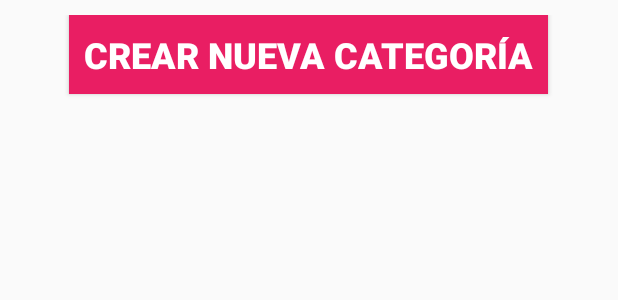
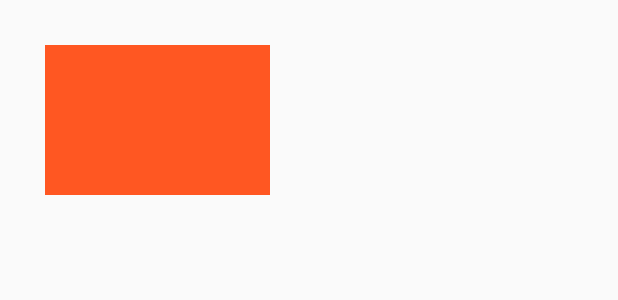
Before and after one commit to isagonrod/inventario, an Android app: the layout activity_main.xml on its own in the app's theme, with its tools: preview values and no code run, on a phone screen of 412 x 824 dp. Shown: the top 300 px of the screen. Run offline under Robolectric (Android 15) with nearby library versions, the phone set to English and light mode, and no system bars.

Commit message:
[#8] - Creación de botones en la pantalla principal con las categorías - TODO:    - Retocar la plantilla del botón    - Darle funcionalidad (para que vaya a la lista de productos, según la categoría que se esté pulsando)

```diff
--- a/app/src/main/java/isamix/inventario/ListaProductoActivity.java
+++ b/app/src/main/java/isamix/inventario/ListaProductoActivity.java
@@ -45,7 +45,7 @@ public class ListaProductoActivity extends AppCompatActivity implements SearchVi
 
         DbProductos dbProductos = new DbProductos(ListaProductoActivity.this);
 
-        listaArrayProductos = dbProductos.mostrarProductosPorCategoria(getCategoria());
+        listaArrayProductos = dbProductos.mostrarProductos();
 
         adapter = new ListaProductoAdapter(listaArrayProductos);
         listaProductos.setAdapter(adapter);
--- a/app/src/main/java/isamix/inventario/VerProductoActivity.java
+++ b/app/src/main/java/isamix/inventario/VerProductoActivity.java
@@ -13,7 +13,7 @@ import isamix.inventario.entity.Producto;
 
 public class VerProductoActivity extends AppCompatActivity {
 
-    TextView txtNombre, txtCantidad, txtPrecio, txtTienda;
+    TextView txtNombre, txtCantidad, txtPrecio, txtTienda, txtCategoria;
     Button btnGuardar, fabEditar, fabEliminar;
     Producto producto;
     int id = 0;
@@ -27,6 +27,7 @@ public class VerProductoActivity extends AppCompatActivity {
         txtCantidad = findViewById(R.id.txtCantidad);
         txtPrecio = findViewById(R.id.txtPrecio);
         txtTienda = findViewById(R.id.txtTienda);
+        txtCategoria = findViewById(R.id.txtCategoria);
 
         btnGuardar = findViewById(R.id.btnGuardar);
         btnGuardar.setVisibility(View.INVISIBLE);
@@ -54,6 +55,7 @@ public class VerProductoActivity extends AppCompatActivity {
             txtCantidad.setText(producto.getCantidad());
             txtPrecio.setText(producto.getPrecio());
             txtTienda.setText(producto.getTienda());
+            txtCategoria.setText(producto.getCategoria());
 
             btnGuardar.setVisibility(View.INVISIBLE);
 
--- a/app/src/main/java/isamix/inventario/db/DbCategoria.java
+++ b/app/src/main/java/isamix/inventario/db/DbCategoria.java
@@ -37,7 +37,6 @@ public class DbCategoria extends DbHelper {
                 categoria = new Categoria();
                 categoria.setId(cursorCategoria.getInt(0));
                 categoria.setNombre(cursorCategoria.getString(1));
-                categoria.setIcono(cursorCategoria.getInt(2));
                 listaCategorias.add(categoria);
             } while (cursorCategoria.moveToNext());
         }
@@ -59,12 +58,11 @@ public class DbCategoria extends DbHelper {
         return id;
     }
 
-    public boolean editarCategoria(int id, String nombre, int icono) {
+    public boolean editarCategoria(int id, String nombre) {
         boolean correcto;
 
         ContentValues values = new ContentValues();
         values.put("nombre", nombre);
-        values.put("icono", icono);
 
         try {
             db.update(TABLE_CATEGORIA, values, "id = " + id, null);
@@ -87,7 +85,6 @@ public class DbCategoria extends DbHelper {
             categoria = new Categoria();
             categoria.setId(cursorCategoria.getInt(0));
             categoria.setNombre(cursorCategoria.getString(1));
-            categoria.setIcono(cursorCategoria.getInt(2));
         }
 
         cursorCategoria.close();
@@ -104,7 +101,6 @@ public class DbCategoria extends DbHelper {
             categoria = new Categoria();
             categoria.setId(cursor.getInt(0));
             categoria.setNombre(cursor.getString(1));
-            categoria.setIcono(cursor.getInt(2));
         }
 
         cursor.close();
--- a/app/src/main/java/isamix/inventario/db/DbProductos.java
+++ b/app/src/main/java/isamix/inventario/db/DbProductos.java
@@ -23,7 +23,7 @@ public class DbProductos extends DbHelper {
         this.db = dbHelper.getWritableDatabase();
     }
 
-    public long insertarProducto(String nombre, String cantidad, String precio, String tienda, int paraComprar) {
+    public long insertarProducto(String nombre, String cantidad, String precio, String tienda, String categoria, int paraComprar) {
 
         long id = 0;
 
@@ -33,6 +33,7 @@ public class DbProductos extends DbHelper {
             values.put("cantidad", cantidad);
             values.put("precio", precio);
             values.put("tienda", tienda);
+            values.put("categoria", categoria);
             values.put("paraComprar", paraComprar);
 
             id = db.insert(TABLE_PRODUCTO, null, values);
--- a/app/src/main/res/layout/activity_main.xml
+++ b/app/src/main/res/layout/activity_main.xml
@@ -10,61 +10,10 @@
     android:orientation="vertical"
     tools:context=".MainActivity">
 
-    <Button
-        android:id="@+id/btnNuevaCategoria"
-        android:layout_width="wrap_content"
+    <android.support.v7.widget.RecyclerView
+        android:id="@+id/listaCategorias"
+        android:layout_width="match_parent"
         android:layout_height="wrap_content"
-        android:layout_gravity="center"
-        android:background="@color/pink"
-        android:padding="10dp"
-        android:text="@string/btn_nueva_categoria"
-        android:textColor="@color/white"
-        android:textSize="24sp"
-        android:textStyle="bold"
-        android:onClick="crearNuevaCategoria"/>
-
-    <!--    <LinearLayout-->
-    <!--        android:layout_width="match_parent"-->
-    <!--        android:layout_height="match_parent"-->
-    <!--        android:orientation="vertical"-->
-    <!--        android:weightSum="3">-->
-
-    <!--        <Button-->
-    <!--            android:id="@+id/listaProductos"-->
-    <!--            android:layout_width="match_parent"-->
-    <!--            android:layout_height="0dp"-->
-    <!--            android:layout_weight="1"-->
-    <!--            android:layout_margin="30dp"-->
-    <!--            android:background="@color/pink"-->
-    <!--            android:textSize="30sp"-->
-    <!--            android:text="@string/lista_productos"-->
-    <!--            android:clickable="true"-->
-    <!--            android:onClick="listar" />-->
-
-    <!--        <Button-->
-    <!--            android:id="@+id/listaTextil"-->
-    <!--            android:layout_width="match_parent"-->
-    <!--            android:layout_height="0dp"-->
-    <!--            android:layout_weight="1"-->
-    <!--            android:layout_margin="30dp"-->
-    <!--            android:background="@color/orange"-->
-    <!--            android:textSize="30sp"-->
-    <!--            android:text="@string/lista_textil"-->
-    <!--            android:clickable="true"-->
-    <!--            android:onClick="listar" />-->
-
-    <!--        <Button-->
-    <!--            android:id="@+id/listaMuebles"-->
-    <!--            android:layout_width="match_parent"-->
-    <!--            android:layout_height="0dp"-->
-    <!--            android:layout_weight="1"-->
-    <!--            android:layout_margin="30dp"-->
-    <!--            android:background="@color/yellow"-->
-    <!--            android:textSize="30sp"-->
-    <!--            android:text="@string/lista_libros"-->
-    <!--            android:clickable="true"-->
-    <!--            android:onClick="listar" />-->
-
-    <!--    </LinearLayout>-->
+        tools:listitem="@layout/lista_item_categoria" />
 
 </LinearLayout>
--- a/app/src/main/res/layout/lista_item_categoria.xml
+++ b/app/src/main/res/layout/lista_item_categoria.xml
@@ -1,17 +1,27 @@
 <?xml version="1.0" encoding="utf-8"?>
-<LinearLayout
+<GridLayout
     xmlns:android="http://schemas.android.com/apk/res/android"
+    xmlns:app="http://schemas.android.com/apk/res-auto"
+    xmlns:tools="http://schemas.android.com/tools"
     android:layout_width="match_parent"
     android:layout_height="match_parent"
-    android:orientation="vertical"
-    android:background="#E08568"
-    android:gravity="center">
+    android:orientation="vertical">
 
-    <TextView
-        android:id="@+id/txtCategoria"
-        android:textStyle="bold"
-        android:textSize="24sp"
-        android:layout_width="wrap_content"
-        android:layout_height="wrap_content" />
+    <LinearLayout
+        android:layout_width="150dp"
+        android:layout_height="100dp"
+        android:orientation="vertical"
+        android:background="@color/orange"
+        android:layout_margin="20dp">
 
-</LinearLayout>
+        <TextView
+            android:id="@+id/viewCategoria"
+            android:layout_width="match_parent"
+            android:layout_height="match_parent"
+            android:textColor="@color/white"
+            android:textAlignment="center"
+            android:gravity="center"
+            android:textSize="24sp" />
+    </LinearLayout>
+
+</GridLayout>
--- a/app/src/main/res/values/strings.xml
+++ b/app/src/main/res/values/strings.xml
@@ -10,6 +10,7 @@
     <string name="hint_imagen">URL de la imagen:</string>
     <string name="btn_guardar">Guardar producto</string>
     <string name="menu_lista_compra">Lista de la compra</string>
+    <string name="menu_lista_productos">Lista de productos</string>
     <string name="moneda">€</string>
     <string name="lista_productos">PRODUCTOS</string>
     <string name="lista_libros">LIBROS</string>
@@ -19,5 +20,4 @@
     <string name="hint_para_comprar">¿Es para comprar?</string>
     <string name="terminar_compra">Terminar compra</string>
     <string name="btn_nueva_categoria">Crear nueva categoría</string>
-    <string name="url_icono">URL del Icono:</string>
 </resources>
```
Also changed, not shown: app/src/main/java/isamix/inventario/MainActivity.java (+37 -40 lines), app/src/main/java/isamix/inventario/NuevoProductoActivity.java (+23 -5 lines), app/src/main/java/isamix/inventario/adapter/ListaCategoriaAdapter.java (added, +68 -0 lines), app/src/main/res/menu/menu_principal.xml (+8 -0 lines), app/src/main/res/drawable/carrito.png (added).
